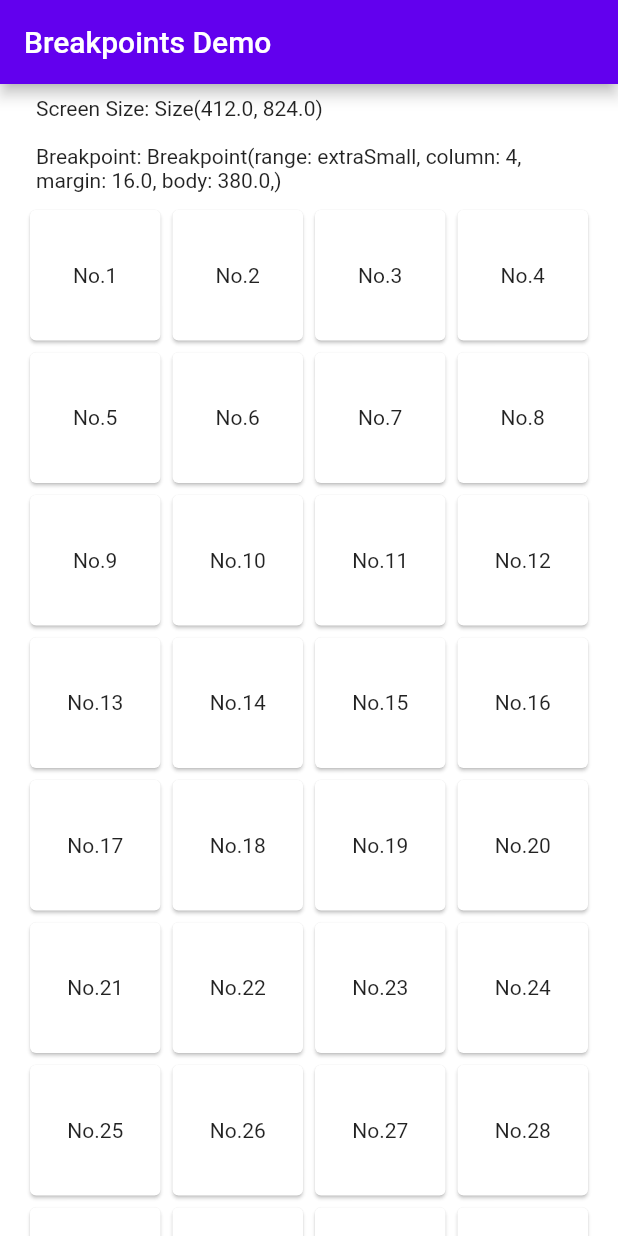
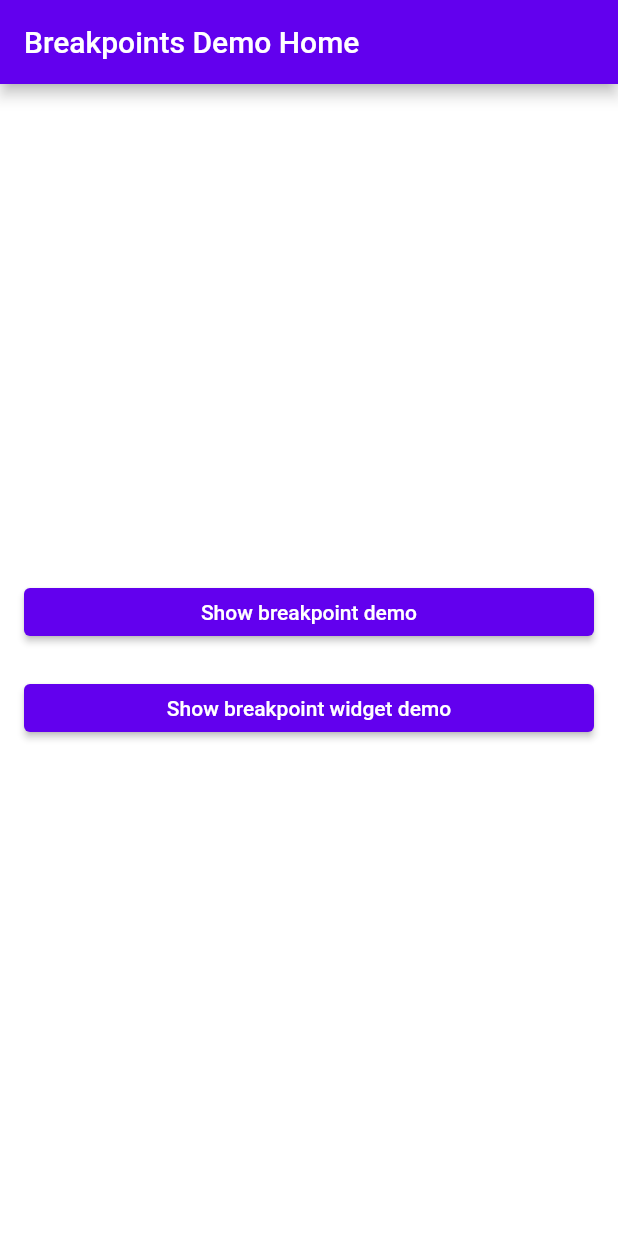
Before and after one commit to koji-1009/breakpoints_mq, a Flutter app: the screen it shows after launch, on a phone screen of 412 x 824 dp. Run offline on Flutter 3.47's test engine with Material 2 defaults, Android fonts, the phone set to English and light mode, and no system bars.

Commit message:
Add BreakpointWidget demo

```diff
--- a/example/lib/main.dart
+++ b/example/lib/main.dart
@@ -1,3 +1,5 @@
+import 'package:example/breakpoint_demo_screen.dart';
+import 'package:example/breakpoint_widget_demo_screen.dart';
 import 'package:flutter/material.dart';
 import 'package:breakpoints_mq/breakpoints_mq.dart';
 
@@ -12,8 +14,12 @@ class App extends StatelessWidget {
   Widget build(BuildContext context) {
     return MaterialApp(
       title: 'Breakpoints Demo',
-      theme: ThemeData.from(colorScheme: const ColorScheme.light()),
-      darkTheme: ThemeData.from(colorScheme: const ColorScheme.dark()),
+      theme: ThemeData.from(
+        colorScheme: const ColorScheme.light(),
+      ),
+      darkTheme: ThemeData.from(
+        colorScheme: const ColorScheme.dark(),
+      ),
       home: const HomePage(),
     );
   }
@@ -24,42 +30,46 @@ class HomePage extends StatelessWidget {
 
   @override
   Widget build(BuildContext context) {
-    final data = MediaQuery.of(context);
-    final breakpoint = data.breakpoint;
-
     return Scaffold(
       appBar: AppBar(
-        title: const Text('Breakpoints Demo'),
+        title: const Text('Breakpoints Demo Home'),
       ),
-      body: Padding(
-        padding: EdgeInsets.symmetric(
-          horizontal: breakpoint.margin,
-        ),
-        child: Column(
-          crossAxisAlignment: CrossAxisAlignment.start,
-          children: [
-            Padding(
-              padding: const EdgeInsets.all(8),
-              child: Text('Screen Size: ${data.size.toString()}'),
-            ),
-            Padding(
-              padding: const EdgeInsets.all(8),
-              child: Text('Breakpoint: ${breakpoint.toString()}'),
-            ),
-            Expanded(
-              child: GridView.count(
-                crossAxisCount: breakpoint.column,
-                children: List.generate(
-                  100,
-                  (index) => Card(
-                    child: Center(
-                      child: Text('No.${index + 1}'),
+      body: Center(
+        child: BreakpointWidget(
+          child: Column(
+            mainAxisSize: MainAxisSize.min,
+            children: [
+              ElevatedButton(
+                style: ElevatedButton.styleFrom(
+                  minimumSize: const Size.fromHeight(32),
+                ),
+                onPressed: () {
+                  Navigator.of(context).push(
+                    MaterialPageRoute(
+                      builder: (context) => const BreakpointDemoScreen(),
                     ),
-                  ),
+                  );
+                },
+                child: const Text('Show breakpoint demo'),
+              ),
+              const SizedBox(
+                height: 16,
+              ),
+              ElevatedButton(
+                style: ElevatedButton.styleFrom(
+                  minimumSize: const Size.fromHeight(32),
                 ),
+                onPressed: () {
+                  Navigator.of(context).push(
+                    MaterialPageRoute(
+                      builder: (context) => const BreakpointWidgetDemoScreen(),
+                    ),
+                  );
+                },
+                child: const Text('Show breakpoint widget demo'),
               ),
-            )
-          ],
+            ],
+          ),
         ),
       ),
     );
```
Also changed, not shown: example/lib/breakpoint_demo_screen.dart (added, +49 -0 lines), example/lib/breakpoint_widget_demo_screen.dart (added, +69 -0 lines).
